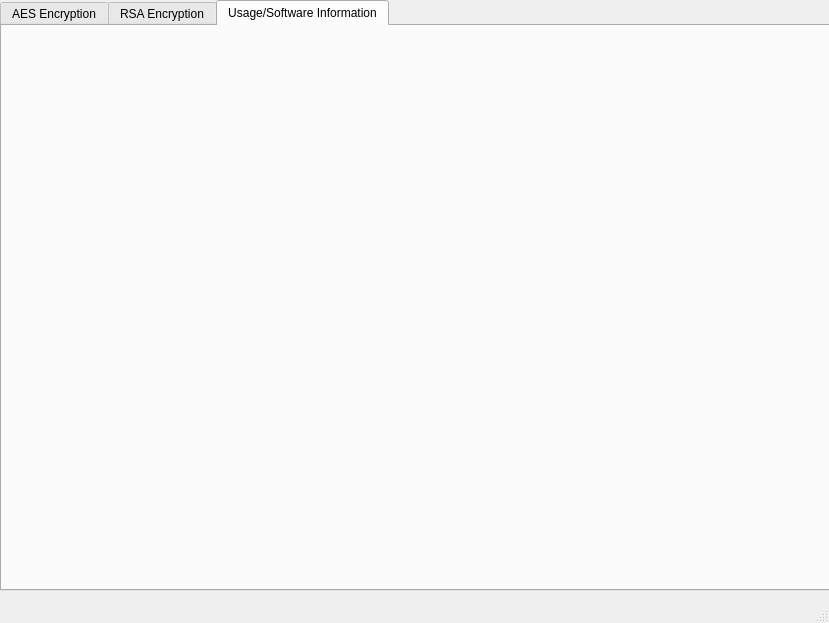
Old version of the form mainwindow.ui in the repository zhiyan114/SecureMessage.
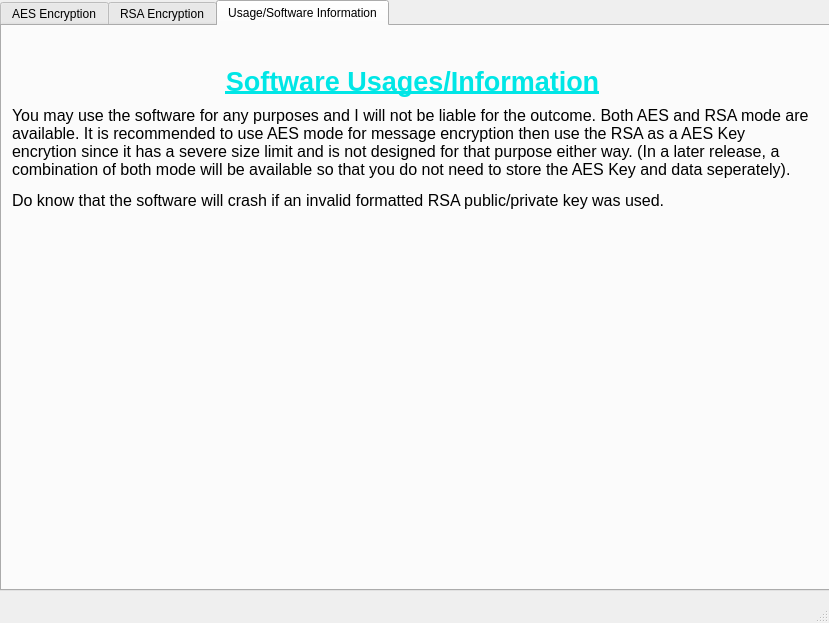
New version of the form. The open tabs and pages were chosen to show the change.

Commit message: Finished Usage Info

```diff
--- a/mainwindow.ui
+++ b/mainwindow.ui
@@ -449,6 +449,60 @@
      <attribute name="title">
       <string>Usage/Software Information</string>
      </attribute>
+     <widget class="QLabel" name="label">
+      <property name="geometry">
+       <rect>
+        <x>0</x>
+        <y>20</y>
+        <width>821</width>
+        <height>71</height>
+       </rect>
+      </property>
+      <property name="font">
+       <font>
+        <pointsize>20</pointsize>
+        <weight>75</weight>
+        <bold>true</bold>
+        <underline>true</underline>
+       </font>
+      </property>
+      <property name="styleSheet">
+       <string notr="true">color: rgb(0, 230, 230);</string>
+      </property>
+      <property name="text">
+       <string>Software Usages/Information</string>
+      </property>
+      <property name="alignment">
+       <set>Qt::AlignCenter</set>
+      </property>
+     </widget>
+     <widget class="QLabel" name="label_2">
+      <property name="geometry">
+       <rect>
+        <x>10</x>
+        <y>80</y>
+        <width>801</width>
+        <height>471</height>
+       </rect>
+      </property>
+      <property name="font">
+       <font>
+        <pointsize>12</pointsize>
+       </font>
+      </property>
+      <property name="text">
+       <string>&lt;html&gt;&lt;head/&gt;&lt;body&gt;&lt;p&gt;You may use the software for any purposes and I will not be liable for the outcome. Both AES and RSA mode are available. It is recommended to use AES mode for message encryption then use the RSA as a AES Key encrytion since it has a severe size limit and is not designed for that purpose either way. (In a later release, a combination of both mode will be available so that you do not need to store the AES Key and data seperately).&lt;/p&gt;&lt;p&gt;Do know that the software will crash if an invalid formatted RSA public/private key was used.&lt;/p&gt;&lt;/body&gt;&lt;/html&gt;</string>
+      </property>
+      <property name="scaledContents">
+       <bool>true</bool>
+      </property>
+      <property name="alignment">
+       <set>Qt::AlignLeading|Qt::AlignLeft|Qt::AlignTop</set>
+      </property>
+      <property name="wordWrap">
+       <bool>true</bool>
+      </property>
+     </widget>
     </widget>
    </widget>
   </widget>
```
Left out of the diff: 2 changed lines with no effect on the pictures.
